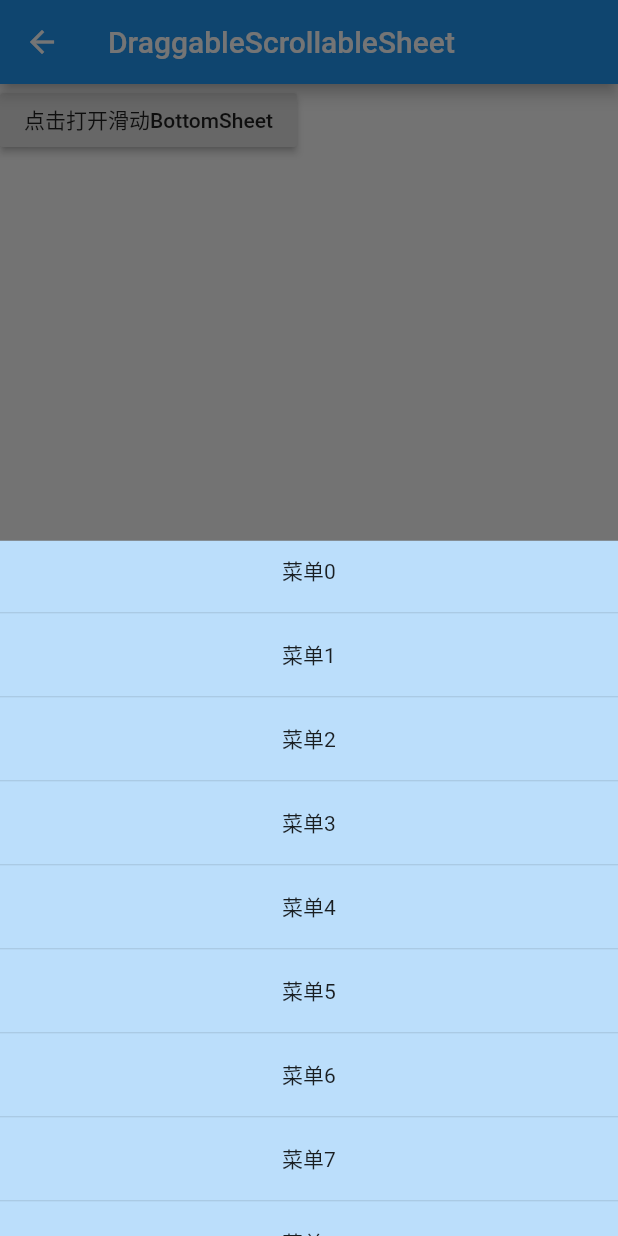
After one commit to ydslib/WanAndroidFlutter, a Flutter app: the DraggableLoadingBottomSheet screen opened directly, after a tap on "点击打开滑动BottomSheet", on a phone screen of 412 x 824 dp. The commit adds this screen. Run offline on Flutter 3.47's test engine with Material 2 defaults, Android fonts, the phone set to English and light mode, and no system bars; drawn by our look-alikes of pull_to_refresh; our stand-ins replace card_swiper, dio, flutter_screenutil; missing offline and left inert: common_utils, flutter_sensors, sp_util; network calls fail.

```diff
--- /dev/null
+++ b/lib/route/widget/draggable_bottomsheet_loadmore.dart
@@ -0,0 +1,94 @@
+
+import 'package:flutter/cupertino.dart';
+import 'package:flutter/material.dart';
+import 'package:pull_to_refresh/pull_to_refresh.dart';
+
+/*
+  notice that,If your combine with DraggableScrollSheet with SmartRefresher,
+  It not support enablePullDown,only support enablePullUp = true.
+  the second, the example has StatefulBuilder,just not setState(),it will never rebuild scrollSheet
+ */
+class DraggableLoadingBottomSheet extends StatefulWidget {
+  @override
+  State<StatefulWidget> createState() {
+    // TODO: implement createState
+    return _DraggableLoadingBottomSheetState();
+  }
+}
+
+class _DraggableLoadingBottomSheetState
+    extends State<DraggableLoadingBottomSheet> {
+  RefreshController _controller = RefreshController();
+
+  List<String> items = [];
+
+  @override
+  void initState() {
+    // TODO: implement initState
+    super.initState();
+    for (int i = 0; i < 15; i++) items.add("数据");
+  }
+
+  @override
+  Widget build(BuildContext context) {
+    // TODO: implement build
+    return Scaffold(
+      appBar: AppBar(
+        title: const Text('DraggableScrollableSheet'),
+      ),
+      body: Container(
+        child: RaisedButton(
+          onPressed: () {
+            showModalBottomSheet(
+                backgroundColor: Colors.transparent,
+                context: context,
+                builder: (c) {
+                  return DraggableScrollableSheet(
+                    initialChildSize: 1.0,
+                    maxChildSize: 1.0,
+                    minChildSize: 0.5,
+                    builder: (BuildContext context,
+                        ScrollController scrollController) {
+                      return Container(
+                        color: Colors.blue[100],
+                        child: StatefulBuilder(
+                          builder: (BuildContext context2, setter) {
+                            return SmartRefresher(
+                              child: ListView.separated(
+                                controller: scrollController,
+                                separatorBuilder: (c, i) => Divider(),
+                                itemBuilder: (_, e) => Container(
+                                  child:
+                                  Center(child: Text("菜单" + e.toString())),
+                                  height: 40.0,
+                                ),
+                                physics: ClampingScrollPhysics(),
+                                itemCount: items.length,
+                              ),
+                              controller: _controller,
+                              onLoading: () async {
+                                await Future.delayed(
+                                    Duration(milliseconds: 1000));
+                                _controller.loadComplete();
+                                for (int i = 0; i < 15; i++) {
+                                  items.add("1");
+                                }
+
+                                setter(() {});
+                              },
+                              enablePullUp: true,
+                              enablePullDown: false,
+                            );
+                          },
+                        ),
+                      );
+                    },
+                  );
+                });
+          },
+          child: Text("点击打开滑动BottomSheet"),
+        ),
+      ),
+    );
+  }
+}
--- a/pubspec.yaml
+++ b/pubspec.yaml
@@ -49,6 +49,8 @@ dependencies:
   flustars: ^2.0.1
 
   card_swiper: 2.0.3
+  pull_to_refresh: ^2.0.0
+  flutter_sensors: ^1.0.1
 
 dev_dependencies:
   flutter_test:
```
Also changed, not shown: lib/route/page/home_page.dart (+33 -9 lines), lib/route/util/shake_util.dart (added, +93 -0 lines), lib/route/widget/common_dialog.dart (added, +360 -0 lines), pubspec.lock, 2 other files.
